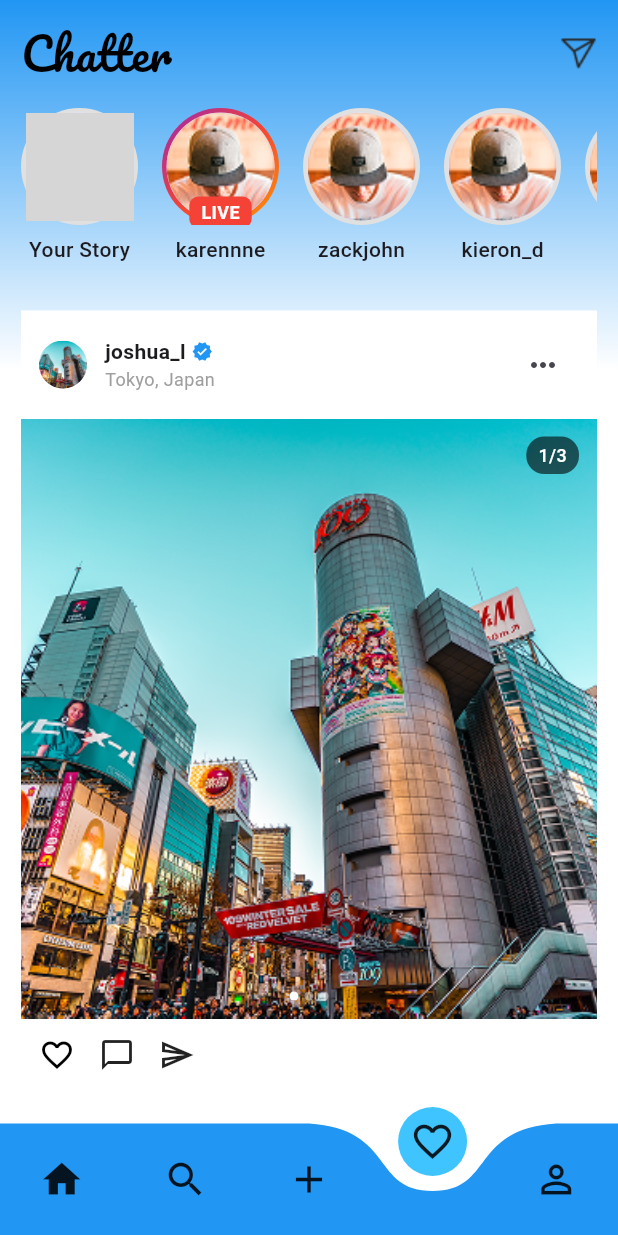
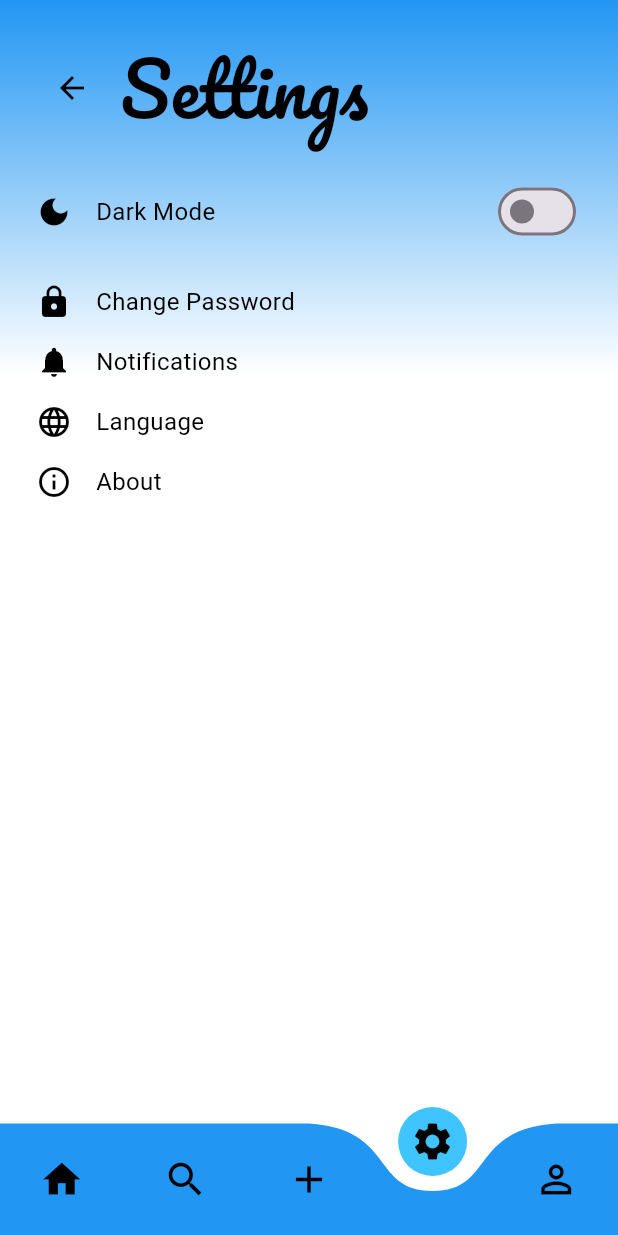
Before and after one commit to kareemtoson12/chatter, a Flutter app: the screen it shows after launch, item 4 of the bottom bar chosen, on a phone screen of 412 x 824 dp. Run offline on Flutter 3.47's test engine with Material 3 defaults, Android fonts, the phone set to English and light mode, and no system bars; drawn by our look-alikes of curved_navigation_bar; our stand-ins replace flutter_bloc, google_fonts; grey boxes are pictures that could not be loaded.

Commit message:
dark mode  done

```diff
--- a/lib/app/chatter.dart
+++ b/lib/app/chatter.dart
@@ -1,5 +1,6 @@
 import 'package:flutter/material.dart';
-
+import 'package:flutter_bloc/flutter_bloc.dart';
+import 'package:social/app/theme_cubit.dart';
 import 'package:social/app/routing/routes.dart';
 import 'package:social/app/routing/routing.dart';
 
@@ -8,11 +9,21 @@ class Chatter extends StatelessWidget {
 
   @override
   Widget build(BuildContext context) {
-    return MaterialApp(
-      debugShowCheckedModeBanner: false,
-      title: 'Chatty',
-      initialRoute: AppRoutes.splash,
-      onGenerateRoute: generateRoute,
+    return BlocProvider(
+      create: (_) => ThemeCubit(),
+      child: BlocBuilder<ThemeCubit, ThemeMode>(
+        builder: (context, themeMode) {
+          return MaterialApp(
+            debugShowCheckedModeBanner: false,
+            title: 'Chatty',
+            theme: ThemeData.light(),
+            darkTheme: ThemeData.dark(),
+            themeMode: themeMode,
+            initialRoute: AppRoutes.splash,
+            onGenerateRoute: generateRoute,
+          );
+        },
+      ),
     );
   }
 }
--- a/lib/app/styles/colros_manager.dart
+++ b/lib/app/styles/colros_manager.dart
@@ -3,6 +3,7 @@ import 'package:flutter/material.dart';
 class ColorManager {
   static const Color blue = Colors.blue;
   static const Color white = Colors.white;
+  static const Color black = Colors.black;
 
   static const LinearGradient blueWhiteGradient = LinearGradient(
     colors: [blue, white],
@@ -11,6 +12,11 @@ class ColorManager {
   );
   static const LinearGradient blueWhiteGradientHome = LinearGradient(
     colors: [blue, white, white, white],
+    begin: Alignment.topCenter,
+    end: Alignment.bottomCenter,
+  );
+  static const LinearGradient blueBlackGradient = LinearGradient(
+    colors: [blue, black, black, black],
     begin: Alignment.topCenter,
     end: Alignment.bottomCenter,
   );
@@ -24,4 +30,11 @@ class ColorManager {
     begin: Alignment.topLeft,
     end: Alignment.bottomRight,
   );
+
+  static LinearGradient getHomeGradient(BuildContext context) {
+    final brightness = Theme.of(context).brightness;
+    return brightness == Brightness.dark
+        ? blueBlackGradient
+        : blueWhiteGradientHome;
+  }
 }
--- /dev/null
+++ b/lib/app/theme_cubit.dart
@@ -0,0 +1,10 @@
+import 'package:flutter/material.dart';
+import 'package:flutter_bloc/flutter_bloc.dart';
+
+class ThemeCubit extends Cubit<ThemeMode> {
+  ThemeCubit() : super(ThemeMode.light);
+
+  void toggleTheme(bool isDark) {
+    emit(isDark ? ThemeMode.dark : ThemeMode.light);
+  }
+}
--- a/lib/presentation/home/home_view.dart
+++ b/lib/presentation/home/home_view.dart
@@ -4,9 +4,10 @@ import 'package:flutter/material.dart';
 import 'package:social/app/styles/colros_manager.dart';
 import 'package:social/app/styles/fonts.dart';
 import 'package:social/presentation/home/widgets/chatList.dart';
-
 import 'package:social/presentation/home/widgets/posts_widget.dart';
+import 'package:social/presentation/home/widgets/profile_view.dart';
 import 'package:social/presentation/home/widgets/stories.dart';
+import 'package:social/presentation/settings/settings_view.dart';
 
 class HomeView extends StatefulWidget {
   const HomeView({super.key});
@@ -19,22 +20,54 @@ class _HomeViewState extends State<HomeView> {
   int _page = 0;
   GlobalKey<CurvedNavigationBarState> _bottomNavigationKey = GlobalKey();
 
+  final List<Widget> _screens = [
+    _HomeTab(),
+    Center(child: Text('Search')),
+    Center(child: Text('Add')),
+    SettingsScreen(),
+    ProfileScreen(),
+  ];
+
   @override
   Widget build(BuildContext context) {
+    final isDark = Theme.of(context).brightness == Brightness.dark;
+
     return Scaffold(
+      backgroundColor: isDark ? Colors.black : Colors.white, // ✅ FIXED HERE
+
       bottomNavigationBar: CurvedNavigationBar(
         key: _bottomNavigationKey,
-        index: 0,
+        index: _page,
         items: <Widget>[
-          Icon(Icons.home, size: 30),
-          Icon(Icons.search, size: 30),
-          Icon(Icons.add, size: 30),
-          Icon(Icons.favorite_border, size: 30),
-          Icon(Icons.perm_identity, size: 30),
+          Icon(
+            Icons.home,
+            size: 30,
+            color: isDark ? Colors.white : Colors.black,
+          ),
+          Icon(
+            Icons.search,
+            size: 30,
+            color: isDark ? Colors.white : Colors.black,
+          ),
+          Icon(
+            Icons.add,
+            size: 30,
+            color: isDark ? Colors.white : Colors.black,
+          ),
+          Icon(
+            Icons.settings,
+            size: 30,
+            color: isDark ? Colors.white : Colors.black,
+          ),
+          Icon(
+            Icons.perm_identity,
+            size: 30,
+            color: isDark ? Colors.white : Colors.black,
+          ),
         ],
         color: Colors.blue,
         buttonBackgroundColor: Colors.lightBlueAccent,
-        backgroundColor: Colors.white,
+        backgroundColor: isDark ? Colors.black : Colors.white,
         animationCurve: Curves.easeInOut,
         animationDuration: Duration(milliseconds: 600),
         onTap: (index) {
@@ -44,19 +77,29 @@ class _HomeViewState extends State<HomeView> {
         },
         letIndexChange: (index) => true,
       ),
-      backgroundColor: Colors.white,
-      body: SafeArea(
+
+      body: _screens[_page],
+    );
+  }
+}
+
+// Extracted Home tab content
+class _HomeTab extends StatelessWidget {
+  @override
+  Widget build(BuildContext context) {
+    final isDark = Theme.of(context).brightness == Brightness.dark;
+
+    return SafeArea(
       child: SingleChildScrollView(
         child: Container(
           decoration: BoxDecoration(
-              gradient: ColorManager.blueWhiteGradientHome,
+            gradient: ColorManager.getHomeGradient(context),
           ),
           child: Padding(
-              padding: EdgeInsetsGeometry.all(14),
+            padding: EdgeInsets.all(14), // ✅ Corrected from EdgeInsetsGeometry
             child: Column(
               children: [
-                  //header
-                  // ...existing code...
+                // Header
                 Row(
                   mainAxisAlignment: MainAxisAlignment.spaceBetween,
                   children: [
@@ -64,6 +107,7 @@ class _HomeViewState extends State<HomeView> {
                       'Chatter',
                       style: AppTextStyles.splashTitleStyle().copyWith(
                         fontSize: 30,
+                        color: isDark ? Colors.white : Colors.black,
                       ),
                     ),
                     GestureDetector(
@@ -75,13 +119,14 @@ class _HomeViewState extends State<HomeView> {
                           ),
                         );
                       },
-                        child: Image.asset('assets/images/message_icon.png'),
+                      child: Image.asset(
+                        'assets/images/message_icon.png',
+                        color: isDark ? Colors.white : Colors.black,
+                      ),
                     ),
                   ],
                 ),
-                  //
                 SizedBox(height: 15),
-                  //stories
                 Stories(),
                 SizedBox(height: 25),
                 InstagramPost(
@@ -108,7 +153,6 @@ class _HomeViewState extends State<HomeView> {
           ),
         ),
       ),
-      ),
     );
   }
 }
--- a/lib/presentation/home/widgets/posts_widget.dart
+++ b/lib/presentation/home/widgets/posts_widget.dart
@@ -41,25 +41,24 @@ class _InstagramPostState extends State<InstagramPost> {
 
   @override
   Widget build(BuildContext context) {
+    final isDark = Theme.of(context).brightness == Brightness.dark;
     return Container(
-      color: Colors.white,
+      color: isDark ? Colors.black : Colors.white,
       child: Column(
         crossAxisAlignment: CrossAxisAlignment.start,
         children: [
           // Header
-          _buildHeader(),
-
+          _buildHeader(isDark),
           // Image carousel
           _buildImageCarousel(),
-
           // Action buttons
-          _buildActionButtons(),
+          _buildActionButtons(isDark),
         ],
       ),
     );
   }
 
-  Widget _buildHeader() {
+  Widget _buildHeader(bool isDark) {
     return Padding(
       padding: const EdgeInsets.all(12.0),
       child: Row(
@@ -70,7 +69,6 @@ class _InstagramPostState extends State<InstagramPost> {
             backgroundImage: AssetImage(widget.userAvatarAsset),
           ),
           const SizedBox(width: 12),
-
           // Username and location
           Expanded(
             child: Column(
@@ -80,9 +78,10 @@ class _InstagramPostState extends State<InstagramPost> {
                   children: [
                     Text(
                       widget.username,
-                      style: const TextStyle(
+                      style: TextStyle(
                         fontWeight: FontWeight.w600,
                         fontSize: 14,
+                        color: isDark ? Colors.white : Colors.black,
                       ),
                     ),
                     if (widget.isVerified) ...[
@@ -94,16 +93,21 @@ class _InstagramPostState extends State<InstagramPost> {
                 if (widget.location.isNotEmpty)
                   Text(
                     widget.location,
-                    style: const TextStyle(fontSize: 12, color: Colors.grey),
+                    style: TextStyle(
+                      fontSize: 12,
+                      color: isDark ? Colors.white70 : Colors.grey,
+                    ),
                   ),
               ],
             ),
           ),
-
           // More options
           IconButton(
             onPressed: () {},
-            icon: const Icon(Icons.more_horiz),
+            icon: Icon(
+              Icons.more_horiz,
+              color: isDark ? Colors.white : Colors.black,
+            ),
             padding: EdgeInsets.zero,
             constraints: const BoxConstraints(),
           ),
@@ -134,7 +138,6 @@ class _InstagramPostState extends State<InstagramPost> {
             },
           ),
         ),
-
         // Page indicator
         if (widget.imageAssets.length > 1)
           Positioned(
@@ -156,7 +159,6 @@ class _InstagramPostState extends State<InstagramPost> {
               ),
             ),
           ),
-
         // Dots indicator
         if (widget.imageAssets.length > 1)
           Positioned(
@@ -185,7 +187,7 @@ class _InstagramPostState extends State<InstagramPost> {
     );
   }
 
-  Widget _buildActionButtons() {
+  Widget _buildActionButtons(bool isDark) {
     return Padding(
       padding: const EdgeInsets.all(12.0),
       child: Row(
@@ -200,25 +202,32 @@ class _InstagramPostState extends State<InstagramPost> {
             },
             child: Icon(
               _isLiked ? Icons.favorite : Icons.favorite_border,
-              color: _isLiked ? Colors.red : Colors.black,
+              color: _isLiked
+                  ? Colors.red
+                  : (isDark ? Colors.white : Colors.black),
               size: 24,
             ),
           ),
           const SizedBox(width: 16),
-
           // Comment button
           GestureDetector(
             onTap: widget.onComment,
-            child: const Icon(Icons.chat_bubble_outline, size: 24),
+            child: Icon(
+              Icons.chat_bubble_outline,
+              size: 24,
+              color: isDark ? Colors.white : Colors.black,
+            ),
           ),
           const SizedBox(width: 16),
-
           // Share button
           GestureDetector(
             onTap: widget.onShare,
-            child: const Icon(Icons.send_outlined, size: 24),
+            child: Icon(
+              Icons.send_outlined,
+              size: 24,
+              color: isDark ? Colors.white : Colors.black,
+            ),
           ),
-
           const Spacer(),
         ],
       ),
--- /dev/null
+++ b/lib/presentation/settings/settings_view.dart
@@ -0,0 +1,104 @@
+import 'package:flutter/material.dart';
+import 'package:flutter_bloc/flutter_bloc.dart';
+import 'package:social/app/styles/colros_manager.dart';
+import 'package:social/app/styles/fonts.dart';
+import 'package:social/app/theme_cubit.dart';
+
+class SettingsScreen extends StatefulWidget {
+  const SettingsScreen({Key? key}) : super(key: key);
+
+  @override
+  State<SettingsScreen> createState() => _SettingsScreenState();
+}
+
+class _SettingsScreenState extends State<SettingsScreen> {
+  @override
+  Widget build(BuildContext context) {
+    final isDarkMode = context.watch<ThemeCubit>().state == ThemeMode.dark;
+    return Scaffold(
+      body: SafeArea(
+        child: Container(
+          decoration: BoxDecoration(
+            gradient: ColorManager.getHomeGradient(context),
+          ),
+          child: Padding(
+            padding: const EdgeInsets.all(24.0),
+            child: Column(
+              crossAxisAlignment: CrossAxisAlignment.start,
+              children: [
+                Row(
+                  children: [
+                    IconButton(
+                      icon: Icon(
+                        Icons.arrow_back,
+                        color: isDarkMode ? Colors.white : Colors.black,
+                      ),
+                      onPressed: () => Navigator.of(context).pop(),
+                    ),
+                    SizedBox(width: 8),
+                    Text(
+                      'Settings',
+                      style: AppTextStyles.splashTitleStyle().copyWith(
+                        color: isDarkMode ? Colors.white : Colors.black,
+                      ),
+                    ),
+                  ],
+                ),
+                SizedBox(height: 24),
+                Row(
+                  children: [
+                    Icon(
+                      Icons.dark_mode,
+                      color: isDarkMode ? Colors.white : Colors.black,
+                    ),
+                    SizedBox(width: 16),
+                    Expanded(
+                      child: Text(
+                        'Dark Mode',
+                        style: TextStyle(
+                          fontSize: 16,
+                          color: isDarkMode ? Colors.white : Colors.black,
+                        ),
+                      ),
+                    ),
+                    Switch(
+                      value: isDarkMode,
+                      activeColor: Colors.blue,
+                      onChanged: (val) {
+                        context.read<ThemeCubit>().toggleTheme(val);
+                      },
+                    ),
+                  ],
+                ),
+                SizedBox(height: 16),
+                _settingsItem(Icons.lock, 'Change Password', isDarkMode),
+                _settingsItem(Icons.notifications, 'Notifications', isDarkMode),
+                _settingsItem(Icons.language, 'Language', isDarkMode),
+                _settingsItem(Icons.info_outline, 'About', isDarkMode),
+              ],
+            ),
+          ),
+        ),
+      ),
+    );
+  }
+
+  Widget _settingsItem(IconData icon, String title, bool isDark) {
+    return Padding(
+      padding: const EdgeInsets.symmetric(vertical: 8.0),
+      child: Row(
+        children: [
+          Icon(icon, color: isDark ? Colors.white : Colors.black),
+          SizedBox(width: 16),
+          Text(
+            title,
+            style: TextStyle(
+              fontSize: 16,
+              color: isDark ? Colors.white : Colors.black,
+            ),
+          ),
+        ],
+      ),
+    );
+  }
+}
--- a/pubspec.yaml
+++ b/pubspec.yaml
@@ -30,6 +30,7 @@ environment:
 dependencies:
   flutter:
     sdk: flutter
+  flutter_bloc: ^8.1.3
 
   # The following adds the Cupertino Icons font to your application.
   # Use with the CupertinoIcons class for iOS style icons.
```
Also changed, not shown: lib/presentation/home/widgets/chatList.dart (+8 -3 lines), lib/presentation/home/widgets/profile_view.dart (added, +145 -0 lines), pubspec.lock. Lines whose indentation alone changed are shown as unchanged.
